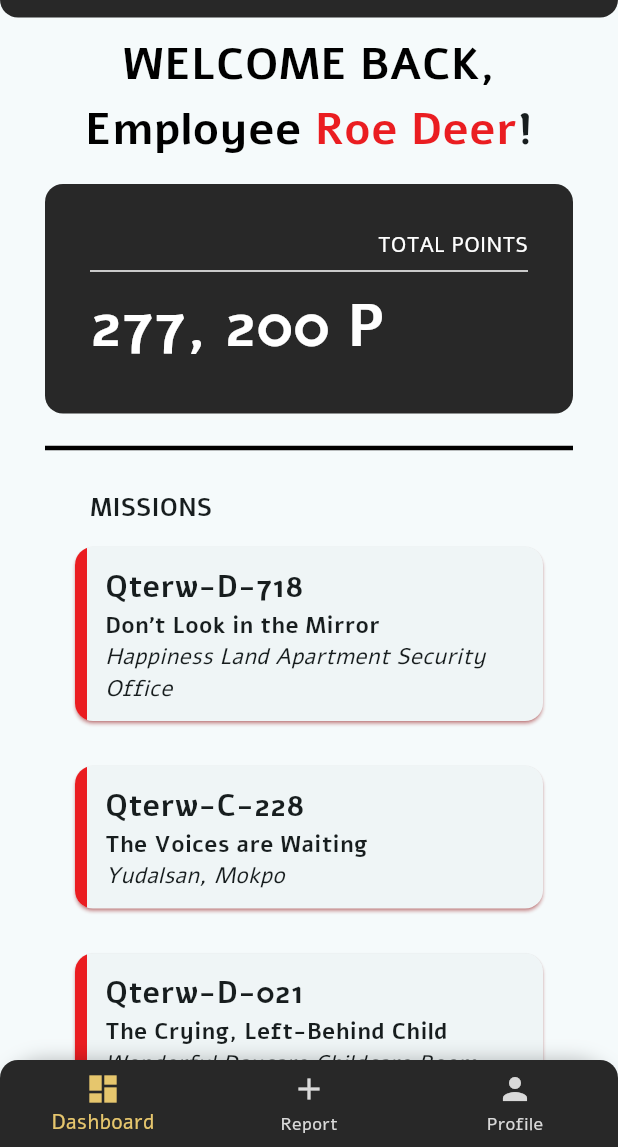
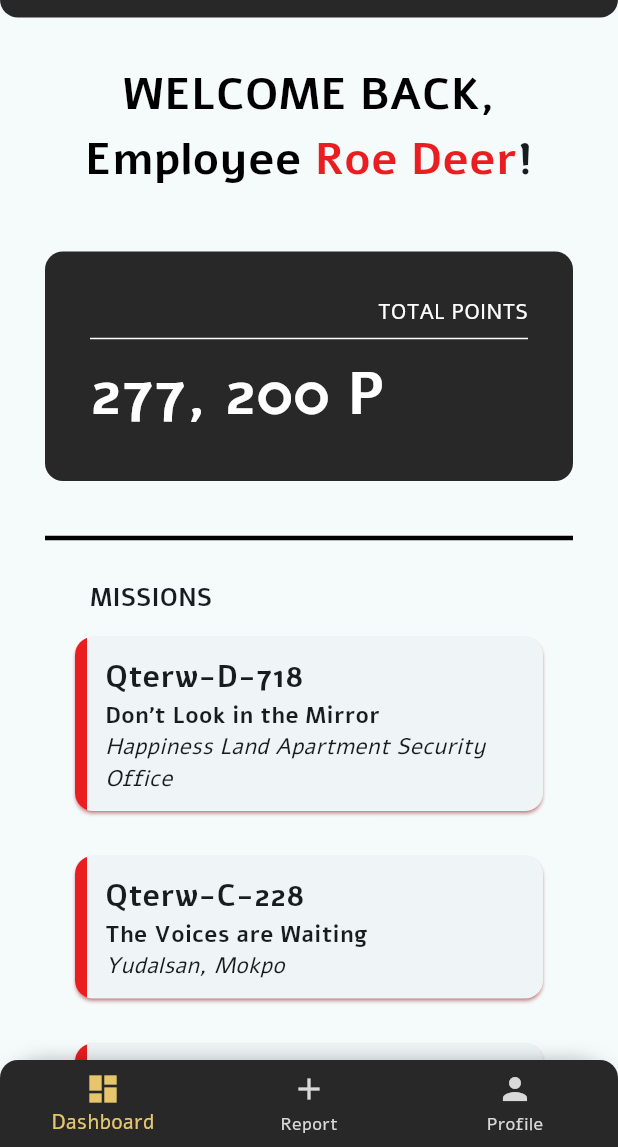
Before and after one commit to tsAntonio25/ADET-Midterms-Badging, a Flutter app: the BottomNavigation screen opened directly, on a phone screen of 412 x 824 dp, the part 89-1236 px from its top. Run offline on Flutter 3.47's test engine with Material 3 defaults, Android fonts, the phone set to English and light mode, and no system bars.

Commit message:
:lipstick: Adjusted Widget's Margin

```diff
--- a/lib/main.dart
+++ b/lib/main.dart
@@ -18,7 +18,7 @@ class MyApp extends StatelessWidget {
         colorScheme: .fromSeed(seedColor: const Color.fromARGB(255, 38,38,38)),
         fontFamily: 'Alef'
       ),
-      home: Login(), // pang testing
+      home: BottomNavigation(), // pang testing
     );
   }
 }
--- a/lib/pages/dashboard.dart
+++ b/lib/pages/dashboard.dart
@@ -28,7 +28,7 @@ class Dashboard extends StatelessWidget {
   // welcome banner
   Widget _welcomeBanner() {
     return Container(
-      margin: EdgeInsets.only(top: 10),
+      margin: EdgeInsets.symmetric(vertical: 30),
       child: Column(
         children: [
           Text(
@@ -71,7 +71,7 @@ class Dashboard extends StatelessWidget {
   // points container
   Widget _pointsBanner() {
   return Container(
-    margin: const EdgeInsets.symmetric(vertical: 15),
+    margin: const EdgeInsets.only(bottom: 30, top: 10),
     padding: const EdgeInsets.all(30),
     decoration: BoxDecoration(
       color: Color.fromARGB(255, 40,40,40),
```
